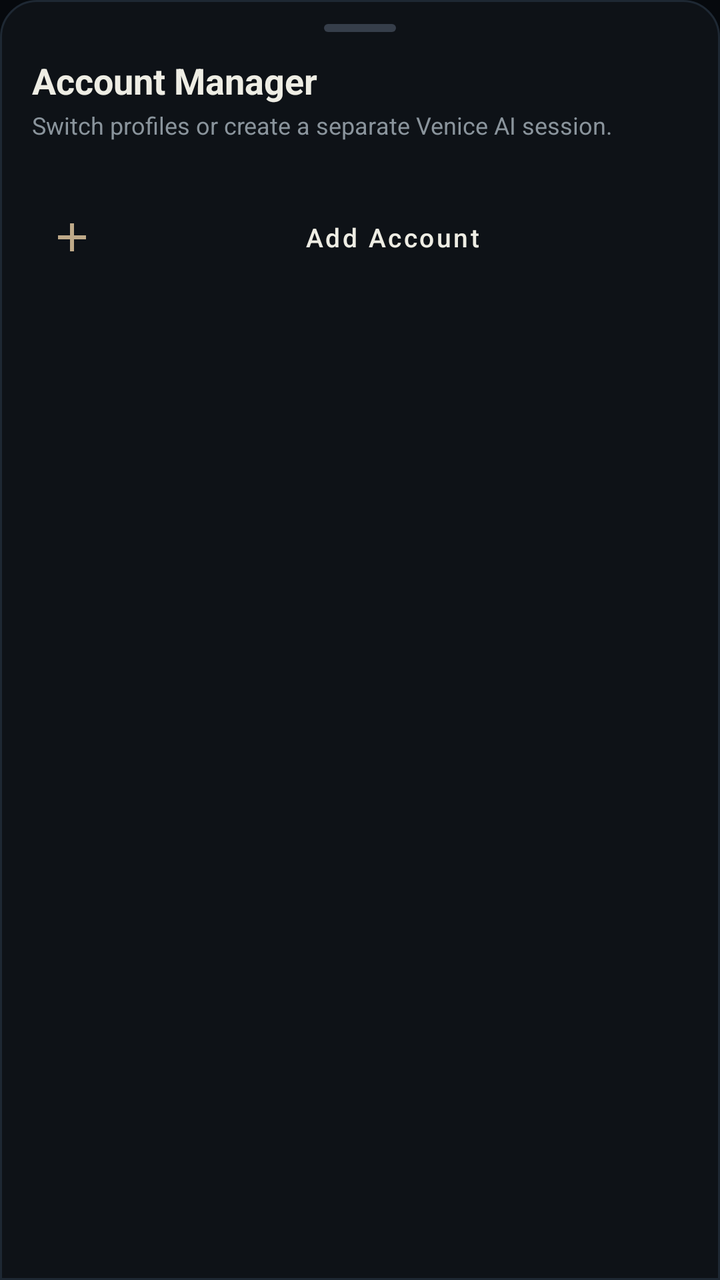
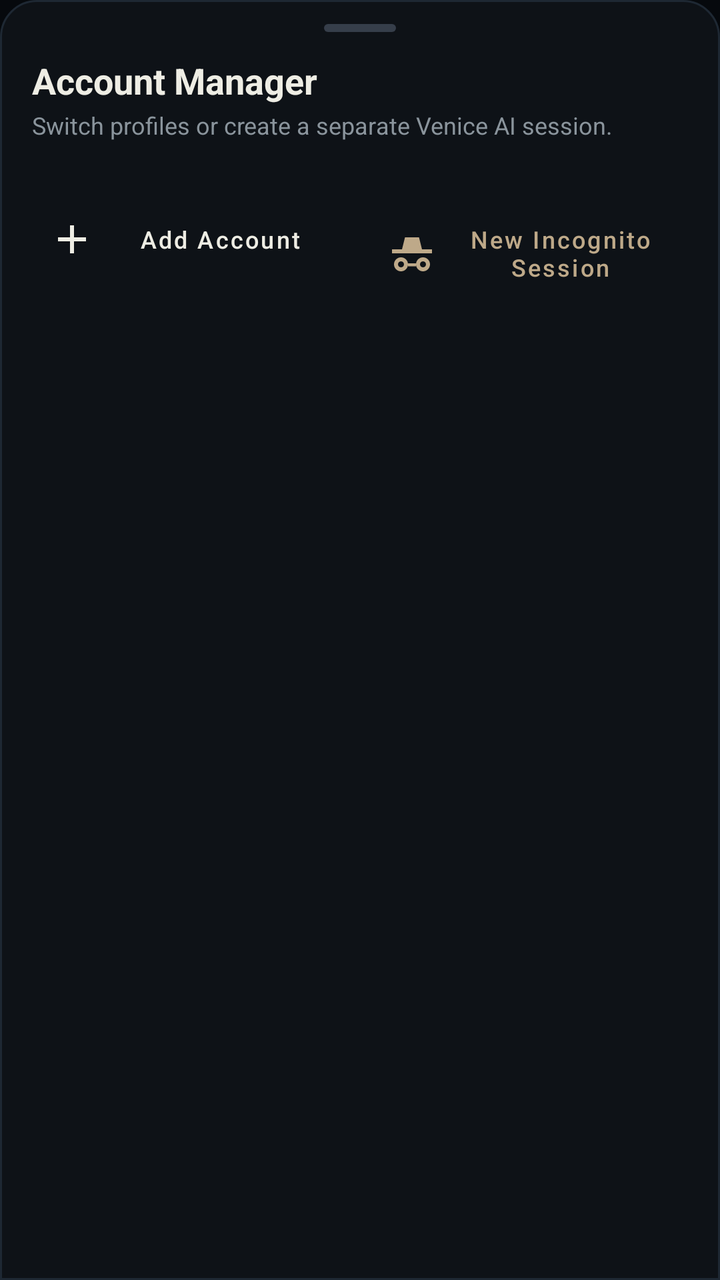

The first picture is an Android layout as it rendered before a commit; the second is the same layout after the commit. The layout source and the unified diff follow.
<!-- AndroidManifest.xml: application theme Theme.VeniceLauncher -->
<!-- res/layout/dialog_accounts.xml -->
<?xml version="1.0" encoding="utf-8"?>
<LinearLayout xmlns:android="http://schemas.android.com/apk/res/android"
    xmlns:app="http://schemas.android.com/apk/res-auto"
    android:layout_width="match_parent"
    android:layout_height="wrap_content"
    android:background="@drawable/bg_bottom_sheet"
    android:orientation="vertical"
    android:paddingStart="16dp"
    android:paddingTop="12dp"
    android:paddingEnd="16dp"
    android:paddingBottom="20dp">

    
    <View
        android:layout_width="36dp"
        android:layout_height="4dp"
        android:layout_gravity="center_horizontal"
        android:layout_marginBottom="12dp"
        android:background="@drawable/bg_drag_handle" />

    <TextView
        android:layout_width="match_parent"
        android:layout_height="wrap_content"
        android:text="@string/accounts_manager"
        android:textColor="@color/venice_stucco_light"
        android:textSize="18sp"
        android:textStyle="bold" />

    <TextView
        android:layout_width="match_parent"
        android:layout_height="wrap_content"
        android:layout_marginTop="2dp"
        android:text="@string/accounts_manager_desc"
        android:textColor="@color/venice_muted"
        android:textSize="12sp" />

    <androidx.recyclerview.widget.RecyclerView
        android:id="@+id/rv_accounts"
        android:layout_width="match_parent"
        android:layout_height="wrap_content"
        android:layout_marginTop="14dp"
        android:maxHeight="320dp"
        android:overScrollMode="never" />

    
    <Button
        android:id="@+id/btn_add_account"
        style="@style/Widget.MaterialComponents.Button.TextButton"
        android:layout_width="match_parent"
        android:layout_height="44dp"
        android:layout_marginTop="12dp"
        android:background="@drawable/bg_button_secondary"
        android:drawableStart="@drawable/ic_add"
        android:drawablePadding="8dp"
        android:drawableTint="@color/venice_stucco_mid"
        android:gravity="center"
        android:text="@string/add_account"
        android:textAllCaps="false"
        android:textColor="@color/venice_stucco_light"
        android:textSize="13sp" />

</LinearLayout>
<!-- resources referenced by this layout -->
<resources>
  <color name="venice_muted">#8A949C</color>
  <color name="venice_stucco_light">#EEEDE4</color>
  <color name="venice_stucco_mid">#BEA989</color>
  <!-- drawable bg_drag_handle (drawable) -->
  <?xml version="1.0" encoding="utf-8"?>
  <shape xmlns:android="http://schemas.android.com/apk/res/android"
      android:shape="rectangle">
      <solid android:color="#363E4A" />
      <corners android:radius="4dp" />
      <size
          android:width="40dp"
          android:height="4dp" />
  </shape>
  <!-- drawable ic_add (drawable) -->
  <vector xmlns:android="http://schemas.android.com/apk/res/android"
      android:width="24dp"
      android:height="24dp"
      android:viewportWidth="24"
      android:viewportHeight="24">
      <path
          android:fillColor="#06B6D4"
          android:pathData="M19,13h-6v6h-2v-6H5v-2h6V5h2v6h6v2z"/>
  </vector>
  <string name="accounts_manager">Account Manager</string>
  <string name="accounts_manager_desc">Switch profiles or create a separate Venice AI session.</string>
  <string name="add_account">Add Account</string>
  <color name="venice_midnight_blue">#0E1217</color>
  <color name="venice_surface_border">#1E2833</color>
  <color name="venice_surface_card">#121820</color>
  <color name="venice_border_subtle">#273340</color>
  <color name="venice_accent_blue">#125DA3</color>
  <color name="venice_accent_light">#4898E6</color>
  <color name="venice_deep_sea">#06090D</color>
  <style name="VeniceDialogTheme" parent="ThemeOverlay.MaterialComponents.MaterialAlertDialog">
          <item name="colorSurface">@color/venice_surface_dark</item>
          <item name="colorOnSurface">@color/venice_stucco_light</item>
          <item name="buttonBarPositiveButtonStyle">@style/VeniceDialogButton</item>
          <item name="buttonBarNegativeButtonStyle">@style/VeniceDialogButtonNegative</item>
      </style>
  <style name="VeniceBottomSheetDialogTheme" parent="Theme.Design.Light.BottomSheetDialog">
          <item name="bottomSheetStyle">@style/VeniceBottomSheetStyle</item>
          <item name="android:windowIsFloating">false</item>
          <item name="android:navigationBarColor">@color/venice_deep_sea</item>
      </style>
  <color name="venice_surface_dark">#0E1822</color>
  <style name="VeniceDialogButton" parent="Widget.MaterialComponents.Button.TextButton">
          <item name="android:textColor">@color/venice_accent_light</item>
      </style>
  <style name="VeniceDialogButtonNegative" parent="Widget.MaterialComponents.Button.TextButton">
          <item name="android:textColor">@color/venice_muted</item>
      </style>
  <style name="VeniceBottomSheetStyle" parent="Widget.Design.BottomSheet.Modal">
          <item name="android:background">@android:color/transparent</item>
      </style>
  <!-- unchanged entries left out for length: 3 -->
</resources>

<!-- the commit's change to res/layout/dialog_accounts.xml (unified diff, before → after) -->
@@ -43,20 +43,45 @@
         android:overScrollMode="never" />
 
     
-    <Button
-        android:id="@+id/btn_add_account"
-        style="@style/Widget.MaterialComponents.Button.TextButton"
+    <LinearLayout
         android:layout_width="match_parent"
-        android:layout_height="44dp"
-        android:layout_marginTop="12dp"
-        android:background="@drawable/bg_button_secondary"
-        android:drawableStart="@drawable/ic_add"
-        android:drawablePadding="8dp"
-        android:drawableTint="@color/venice_stucco_mid"
-        android:gravity="center"
-        android:text="@string/add_account"
-        android:textAllCaps="false"
-        android:textColor="@color/venice_stucco_light"
-        android:textSize="13sp" />
+        android:layout_height="wrap_content"
+        android:layout_marginTop="14dp"
+        android:orientation="horizontal">
+
+        <Button
+            android:id="@+id/btn_add_account"
+            style="@style/Widget.MaterialComponents.Button.TextButton"
+            android:layout_width="0dp"
+            android:layout_height="42dp"
+            android:layout_marginEnd="6dp"
+            android:layout_weight="1"
+            android:background="@drawable/bg_button_secondary"
+            android:drawableStart="@drawable/ic_add"
+            android:drawablePadding="6dp"
+            android:drawableTint="@color/venice_stucco_light"
+            android:gravity="center"
+            android:text="@string/add_account"
+            android:textAllCaps="false"
+            android:textColor="@color/venice_stucco_light"
+            android:textSize="12sp" />
+
+        <Button
+            android:id="@+id/btn_add_incognito"
+            style="@style/Widget.MaterialComponents.Button.TextButton"
+            android:layout_width="0dp"
+            android:layout_height="42dp"
+            android:layout_marginStart="6dp"
+            android:layout_weight="1"
+            android:background="@drawable/bg_button_secondary"
+            android:drawableStart="@drawable/ic_incognito"
+            android:drawablePadding="6dp"
+            android:drawableTint="@color/venice_stucco_mid"
+            android:gravity="center"
+            android:text="@string/btn_add_incognito"
+            android:textAllCaps="false"
+            android:textColor="@color/venice_stucco_mid"
+            android:textSize="12sp" />
+    </LinearLayout>
 
 </LinearLayout>
<!-- resource entries referenced after the edit -->
@@ -23,9 +23,39 @@
           android:fillColor="#06B6D4"
           android:pathData="M19,13h-6v6h-2v-6H5v-2h6V5h2v6h6v2z"/>
   </vector>
+  <!-- drawable ic_incognito (drawable) -->
+  <?xml version="1.0" encoding="utf-8"?>
+  <vector xmlns:android="http://schemas.android.com/apk/res/android"
+      android:width="24dp"
+      android:height="24dp"
+      android:viewportWidth="24"
+      android:viewportHeight="24">
+      
+      
+      <path
+          android:fillColor="@color/venice_stucco_mid"
+          android:pathData="M2,10h20v2H2z" />
+      
+      <path
+          android:fillColor="@color/venice_stucco_mid"
+          android:pathData="M7,10l1.5,-6h7l1.5,6z" />
+      
+      <path
+          android:fillColor="@color/venice_stucco_light"
+          android:pathData="M6.5,14c-1.93,0 -3.5,1.57 -3.5,3.5s1.57,3.5 3.5,3.5 3.5,-1.57 3.5,-3.5 -1.57,-3.5 -3.5,-3.5zm0,5c-0.83,0 -1.5,-0.67 -1.5,-1.5s0.67,-1.5 1.5,-1.5 1.5,0.67 1.5,1.5 -0.67,1.5 -1.5,1.5z" />
+      
+      <path
+          android:fillColor="@color/venice_stucco_light"
+          android:pathData="M17.5,14c-1.93,0 -3.5,1.57 -3.5,3.5s1.57,3.5 3.5,3.5 3.5,-1.57 3.5,-3.5 -1.57,-3.5 -3.5,-3.5zm0,5c-0.83,0 -1.5,-0.67 -1.5,-1.5s0.67,-1.5 1.5,-1.5 1.5,0.67 1.5,1.5 -0.67,1.5 -1.5,1.5z" />
+      
+      <path
+          android:fillColor="@color/venice_stucco_light"
+          android:pathData="M10,17h4v1.5h-4z" />
+  </vector>
   <string name="accounts_manager">Account Manager</string>
   <string name="accounts_manager_desc">Switch profiles or create a separate Venice AI session.</string>
   <string name="add_account">Add Account</string>
+  <string name="btn_add_incognito">New Incognito Session</string>
   <color name="venice_midnight_blue">#0E1217</color>
   <color name="venice_surface_border">#1E2833</color>
   <color name="venice_surface_card">#121820</color>
